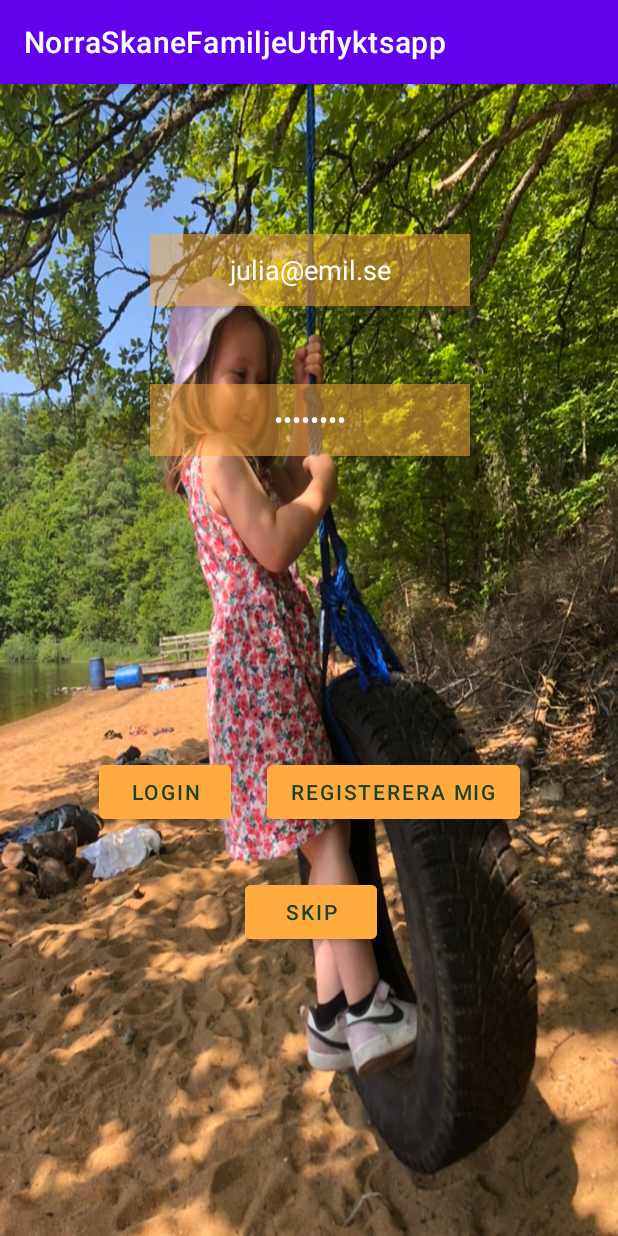
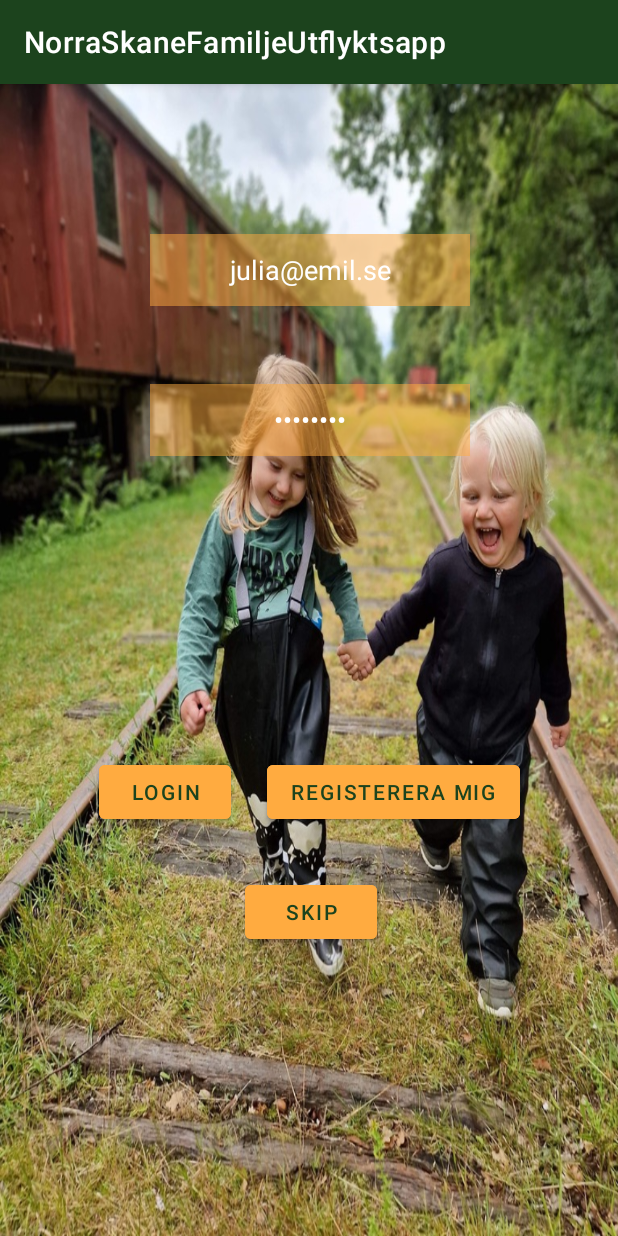
Before and after one commit to JuliaGloggPete/UtflyktstippsMedBarn, an Android app: the screen it shows after launch (MainActivity), on a phone screen of 412 x 824 dp. Run offline under Robolectric (Android 15) with nearby library versions, the phone set to English and light mode, and no system bars; our stand-ins replace Firebase (no records; nobody signed in at launch, a user with empty details on screens opened directly); Roboto replaces fonts that are not available here.

Commit message:
layout changes

```diff
--- a/app/src/main/java/com/example/norraskanefamiljeutflyktsapp/DataManager.kt
+++ b/app/src/main/java/com/example/norraskanefamiljeutflyktsapp/DataManager.kt
@@ -6,45 +6,4 @@ object DataManager {
     val destinations = mutableListOf<Places>()
 
 
-    /*init {
-        createBaseData()
-    }
-    fun createBaseData(){
-
-        destinations.add(Places("Wanås Slott","Wanås",
-        "28990 Knislinge",
-            "www.wanaskonst.se","Underbar vacker trädgård med konst som man kan ta på. " +
-                    "Barnen uppskattade att de fick klättra upp udda konstvärk och även vi vuxna var " +
-                    "imponerad av slottgårdens unika konstvärk.",
-           56.18,14.04,
-            true,false,
-            false,true,true,true,true,false,
-            false,"halvdagsutflykt","från 2år","vuxen 100 kr, student/pensionär 80kr, barn under 18 år fri (2022)",
-            "Skulpturparken är öppen alla dagar, året runt, 10–17.", R.drawable.wanas
-        ))
-        destinations.add(Places("Älgsafari","Misterhult 2032",
-        "285 91 Markaryd",
-            "ej angiven","Träffa älgar och bisons! " +
-                    "Man kör själv eller med en guidad tåg igenom älgens och bisons arsenal och vara jättenära dem. " +
-                    "Är man inne i arsenalen kan man välja att köra rundan fler omgångar. " +
-                    "Café o restaurang på plats. OBS avvikande öppettider men butiken är alltid öppet.",
-            56.45957505466363,13.633536445828229,
-            true,true,
-            false,true,true,true,true,true,
-            false,"1-2 timmar","från 2år","med egenbil: vuxen 150, barn 3-12: 100kr, med guidad tåg: vuxen 190, barn 3-12: 120kr",
-            "25 juni - 6 november  Alla dagar 10.00 - 18.00, resten av året lördagar och söndagar (utom röda dagar)",R.drawable.algsafari
-        ))
-          destinations.add(Places("Åka dressin","Misterhult 2032",
-        "285 91 Markaryd",
-            "ej angiven","Åka dressin mellan Broby och Glimminge",
-            56.25918449478585,14.075454474269769,
-              false,false,
-            true,false,false,true,true,false,
-            false,"1-2 timmar","från 2år","150 kr per dressin",
-            " efter bokning  044-440 48",R.drawable.aka_dressin
-        ))
-
-    }*/
-
-
 }
--- /dev/null
+++ b/app/src/main/res/drawable/ic_baseline_image_24.xml
@@ -0,0 +1,5 @@
+<vector android:height="24dp" android:tint="#bdc3c7"
+    android:viewportHeight="24" android:viewportWidth="24"
+    android:width="24dp" xmlns:android="http://schemas.android.com/apk/res/android">
+    <path android:fillColor="@android:color/white" android:pathData="M21,19V5c0,-1.1 -0.9,-2 -2,-2H5c-1.1,0 -2,0.9 -2,2v14c0,1.1 0.9,2 2,2h14c1.1,0 2,-0.9 2,-2zM8.5,13.5l2.5,3.01L14.5,12l4.5,6H5l3.5,-4.5z"/>
+</vector>
--- a/app/src/main/res/layout/activity_all_destinations_maps.xml
+++ b/app/src/main/res/layout/activity_all_destinations_maps.xml
@@ -7,6 +7,12 @@
     android:layout_width="match_parent"
     android:layout_height="match_parent"
     tools:context=".AllDestinationsMapsActivity">
+    <ImageView
+        android:id="@+id/image_view"
+        android:layout_width="wrap_content"
+        android:layout_height="wrap_content"
+        android:src="@drawable/ic_baseline_accessible_24"
+        android:visibility="gone" />
 <Button
 android:id="@+id/btn_back_from_maps"
 android:layout_width="wrap_content"
--- a/app/src/main/res/layout/activity_main.xml
+++ b/app/src/main/res/layout/activity_main.xml
@@ -4,7 +4,7 @@
     xmlns:tools="http://schemas.android.com/tools"
     android:layout_width="match_parent"
     android:layout_height="match_parent"
-    android:background="@drawable/glad_barn"
+    android:background="@drawable/glada_barn"
     tools:context=".MainActivity">
 
     <Button
--- a/app/src/main/res/layout/fragment_legend.xml
+++ b/app/src/main/res/layout/fragment_legend.xml
@@ -13,8 +13,8 @@
         android:id="@+id/constraintLayout"
         android:layout_width="wrap_content"
         android:layout_height="wrap_content"
-        android:background="#23388E3C"
-        android:backgroundTint="#23388E3C"
+        android:background="#5E388E3C"
+        android:backgroundTint="#F8388E3C"
         android:paddingEnd="16dp"
         app:layout_constraintStart_toStartOf="parent"
         app:layout_constraintTop_toTopOf="parent">
--- a/app/src/main/res/values/colors.xml
+++ b/app/src/main/res/values/colors.xml
@@ -4,7 +4,10 @@
     <color name="purple_500">#FF6200EE</color>
     <color name="purple_700">#FF3700B3</color>
     <color name="teal_200">#FF03DAC5</color>
-    <color name="teal_700">#FF018786</color>
+    <color name="teal_700">#1C431D</color>
     <color name="black">#FF000000</color>
     <color name="white">#FFFFFFFF</color>
+    <color name="backgroundgreen">#5E388E3C</color>
+    <color name="green">#00FF00</color>
+
 </resources>
--- a/app/src/main/res/values/themes.xml
+++ b/app/src/main/res/values/themes.xml
@@ -2,9 +2,13 @@
     <!-- Base application theme. -->
     <style name="Theme.NorraSkaneFamiljeUtflyktsapp" parent="Theme.MaterialComponents.DayNight.DarkActionBar">
         <!-- Primary brand color. -->
-        <item name="colorPrimary">@color/purple_500</item>
+
+
+
+
+        <item name="colorPrimary">@color/teal_700</item>
         <item name="colorPrimaryVariant">@color/purple_700</item>
-        <item name="colorOnPrimary">@color/white</item>
+        <item name="colorOnPrimary">@color/backgroundgreen</item>
         <!-- Secondary brand color. -->
         <item name="colorSecondary">@color/teal_200</item>
         <item name="colorSecondaryVariant">@color/teal_700</item>
```
Also changed, not shown: app/build.gradle (+3 -8 lines), app/src/main/AndroidManifest.xml (+1 -7 lines), app/src/main/java/com/example/norraskanefamiljeutflyktsapp/AllDestinationsMapsActivity.kt (+33 -1 lines), app/src/main/java/com/example/norraskanefamiljeutflyktsapp/MoreInfoActivity.kt (+23 -4 lines), app/src/main/java/com/example/norraskanefamiljeutflyktsapp/PlacesInfoAdapter.kt (added, +74 -0 lines), app/src/main/java/com/example/norraskanefamiljeutflyktsapp/TestScrollDownAdd.kt (+58 -36 lines), app/src/main/res/layout/activity_more_info.xml (+9 -9 lines), app/src/main/res/layout/activity_test_scroll_down_add.xml (+39 -16 lines), app/src/main/res/layout/info_window.xml (added, +45 -0 lines), app/src/main/res/layout/list_item_destination.xml (+16 -6 lines).
